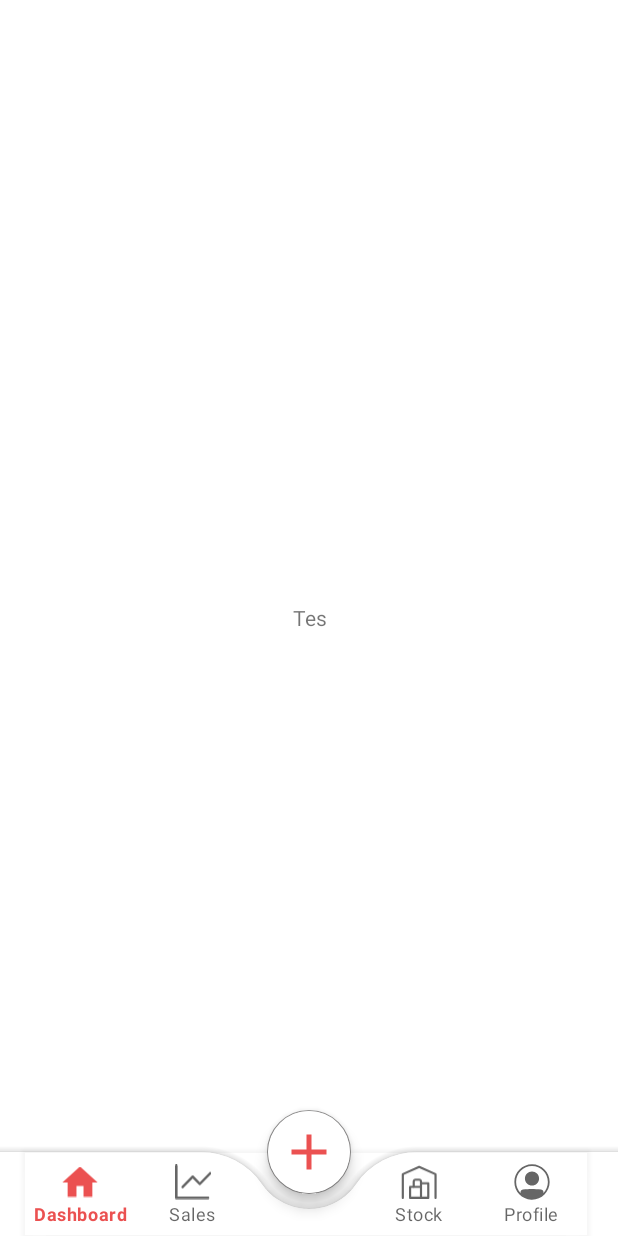
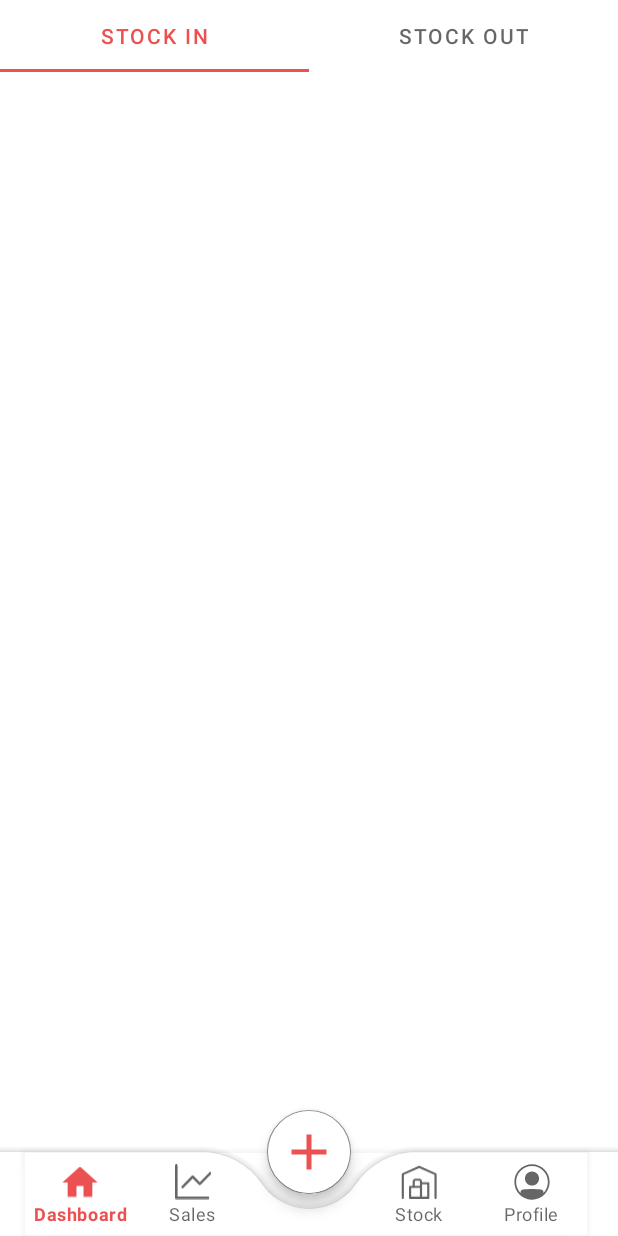
Before and after one commit to Exersize/Goedangapp, an Android app: the fragment StockInputFragment placed in its activity, on a phone screen of 412 x 824 dp. Run offline under Robolectric (Android 15) with nearby library versions, the phone set to English and light mode, and no system bars.

Commit message:
Set Fragment Stock Input

```diff
--- a/app/src/main/res/layout/fragment_stock_input.xml
+++ b/app/src/main/res/layout/fragment_stock_input.xml
@@ -1,15 +1,48 @@
 <?xml version="1.0" encoding="utf-8"?>
 <FrameLayout xmlns:android="http://schemas.android.com/apk/res/android"
+    xmlns:app="http://schemas.android.com/apk/res-auto"
     xmlns:tools="http://schemas.android.com/tools"
     android:layout_width="match_parent"
     android:layout_height="match_parent"
     tools:context=".StockInputFragment">
 
-    <!-- TODO: Update blank fragment layout -->
-    <TextView
+    <androidx.constraintlayout.widget.ConstraintLayout
         android:layout_width="match_parent"
-        android:layout_height="match_parent"
-        android:gravity="center"
-        android:text="@string/hello_blank_fragment" />
+        android:layout_height="match_parent">
+
+        <com.google.android.material.tabs.TabLayout
+            android:id="@+id/stock_input_tab"
+            android:layout_width="match_parent"
+            android:layout_height="wrap_content"
+            app:layout_constraintEnd_toEndOf="parent"
+            app:layout_constraintStart_toStartOf="parent"
+            app:layout_constraintTop_toTopOf="parent">
+
+            <com.google.android.material.tabs.TabItem
+                android:layout_width="wrap_content"
+                android:layout_height="wrap_content"
+                android:text="Stock In" />
+
+            <com.google.android.material.tabs.TabItem
+                android:layout_width="wrap_content"
+                android:layout_height="wrap_content"
+                android:text="Stock Out" />
+        </com.google.android.material.tabs.TabLayout>
+
+        <androidx.viewpager.widget.ViewPager
+            android:id="@+id/viewPager"
+            android:layout_width="match_parent"
+            android:layout_height="wrap_content"
+            app:layout_constraintBottom_toBottomOf="parent"
+            app:layout_constraintHorizontal_bias="0.5"
+            app:layout_constraintEnd_toEndOf="parent"
+            app:layout_constraintStart_toStartOf="parent"
+            app:layout_constraintTop_toBottomOf="@+id/stock_input_tab"
+            />
+
+
+    </androidx.constraintlayout.widget.ConstraintLayout>
+
+
 
 </FrameLayout>
```
